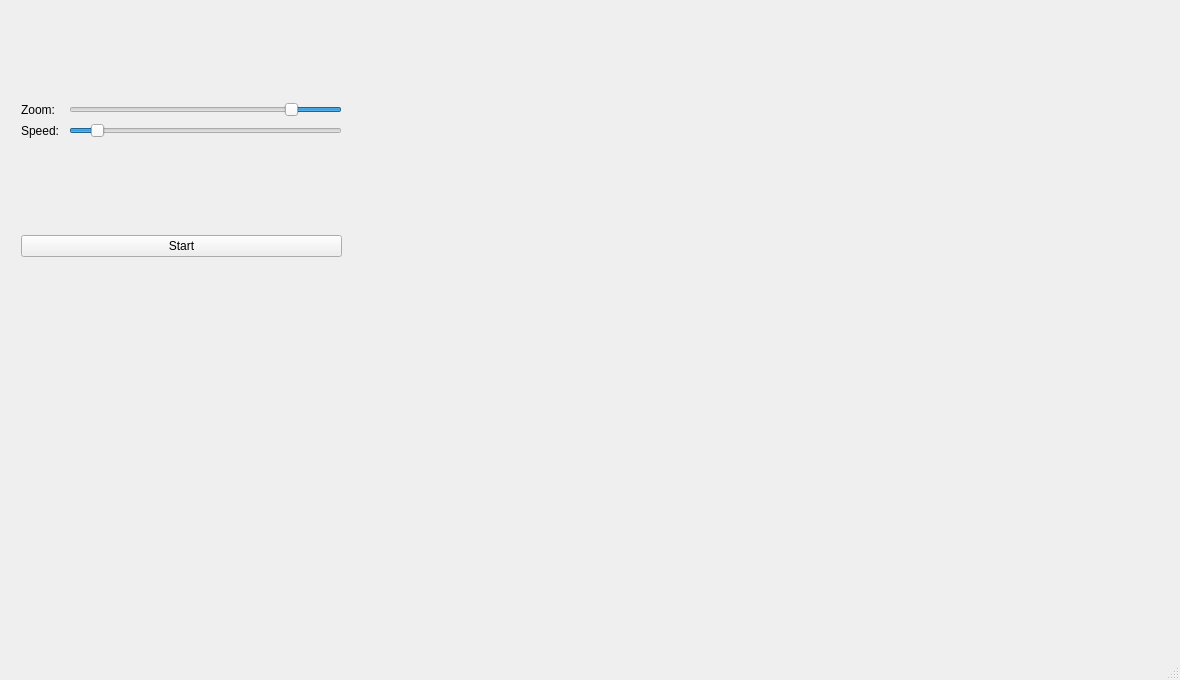
Before: the Qt Designer form EconomicEngineDebugGUI/EconomicEngineDebugGUI.ui in ZeCroque/EconomicEngine, drawn with Qt 5.
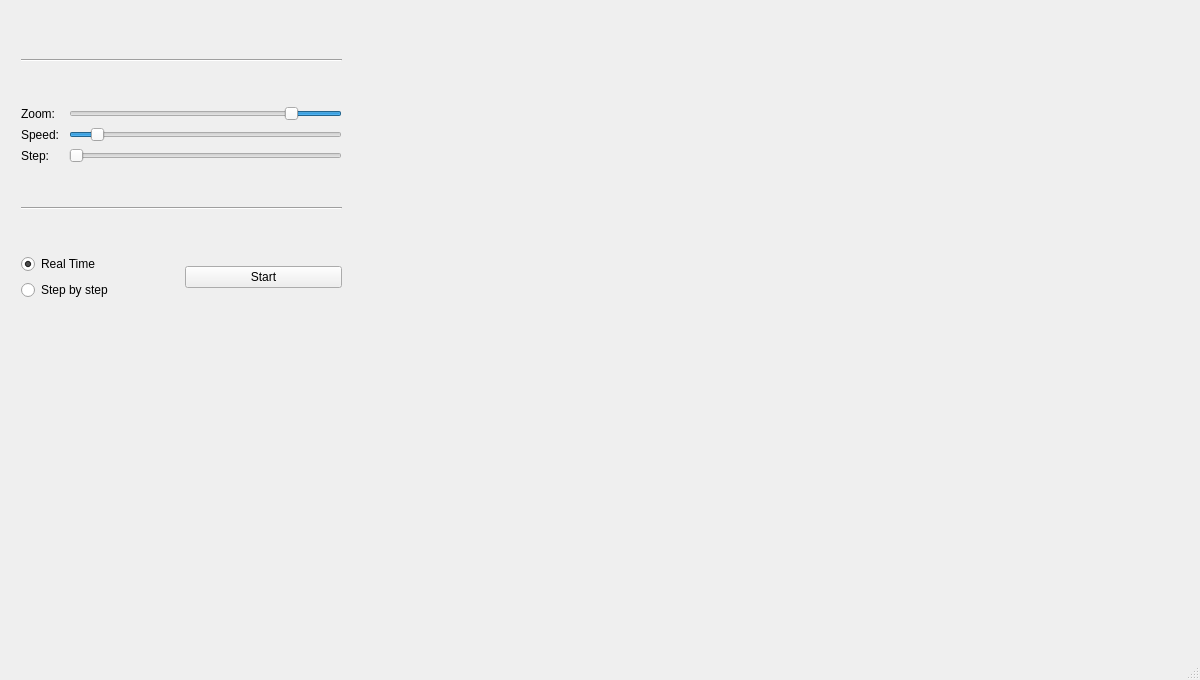
After: the same form once the commit is applied. Custom widgets are drawn as their Qt base class.

Commit message: Feat -> Engine: Add Step Option

Patch:
```diff
--- a/EconomicEngineDebugGUI/EconomicEngineDebugGUI.ui
+++ b/EconomicEngineDebugGUI/EconomicEngineDebugGUI.ui
@@ -6,7 +6,7 @@
    <rect>
     <x>0</x>
     <y>0</y>
-    <width>1180</width>
+    <width>1200</width>
     <height>680</height>
    </rect>
   </property>
@@ -18,7 +18,7 @@
   </property>
   <property name="maximumSize">
    <size>
-    <width>1180</width>
+    <width>1200</width>
     <height>680</height>
    </size>
   </property>
@@ -47,6 +47,13 @@
        <item>
         <layout class="QGridLayout" name="layChBx"/>
        </item>
+       <item>
+        <widget class="Line" name="line">
+         <property name="orientation">
+          <enum>Qt::Horizontal</enum>
+         </property>
+        </widget>
+       </item>
        <item>
         <layout class="QGridLayout" name="LaySliders">
          <item row="1" column="0">
@@ -56,6 +63,31 @@
            </property>
           </widget>
          </item>
+         <item row="1" column="1">
+          <widget class="QSlider" name="horSlidSpeed">
+           <property name="cursor">
+            <cursorShape>PointingHandCursor</cursorShape>
+           </property>
+           <property name="minimum">
+            <number>1</number>
+           </property>
+           <property name="maximum">
+            <number>50</number>
+           </property>
+           <property name="value">
+            <number>5</number>
+           </property>
+           <property name="orientation">
+            <enum>Qt::Horizontal</enum>
+           </property>
+           <property name="invertedAppearance">
+            <bool>false</bool>
+           </property>
+           <property name="invertedControls">
+            <bool>false</bool>
+           </property>
+          </widget>
+         </item>
          <item row="0" column="1">
           <widget class="QSlider" name="horSlidZoomXAxis">
            <property name="cursor">
@@ -91,8 +123,15 @@
            </property>
           </widget>
          </item>
-         <item row="1" column="1">
-          <widget class="QSlider" name="horSlidSpeed">
+         <item row="2" column="0">
+          <widget class="QLabel" name="labStep">
+           <property name="text">
+            <string>Step: </string>
+           </property>
+          </widget>
+         </item>
+         <item row="2" column="1">
+          <widget class="QSlider" name="horSlidStep">
            <property name="cursor">
             <cursorShape>PointingHandCursor</cursorShape>
            </property>
@@ -100,10 +139,10 @@
             <number>1</number>
            </property>
            <property name="maximum">
-            <number>50</number>
+            <number>1000</number>
            </property>
            <property name="value">
-            <number>5</number>
+            <number>1</number>
            </property>
            <property name="orientation">
             <enum>Qt::Horizontal</enum>
@@ -119,23 +158,38 @@
         </layout>
        </item>
        <item>
-        <spacer name="verticalSpacer">
+        <widget class="Line" name="line_2">
          <property name="orientation">
-          <enum>Qt::Vertical</enum>
+          <enum>Qt::Horizontal</enum>
          </property>
-         <property name="sizeType">
-          <enum>QSizePolicy::Preferred</enum>
-         </property>
-         <property name="sizeHint" stdset="0">
-          <size>
-           <width>10</width>
-           <height>10</height>
-          </size>
-         </property>
-        </spacer>
+        </widget>
        </item>
        <item>
-        <layout class="QHBoxLayout" name="LayButton">
+        <layout class="QHBoxLayout" name="horizontalLayout">
+         <item>
+          <layout class="QVBoxLayout" name="verticalLayout">
+           <property name="sizeConstraint">
+            <enum>QLayout::SetMaximumSize</enum>
+           </property>
+           <item>
+            <widget class="QRadioButton" name="radBRealTime">
+             <property name="text">
+              <string>Real Time</string>
+             </property>
+             <property name="checked">
+              <bool>true</bool>
+             </property>
+            </widget>
+           </item>
+           <item>
+            <widget class="QRadioButton" name="radStepByStep">
+             <property name="text">
+              <string>Step by step</string>
+             </property>
+            </widget>
+           </item>
+          </layout>
+         </item>
          <item>
           <widget class="QPushButton" name="pBStart">
            <property name="text">
```
The commit also changes 5 other files.
